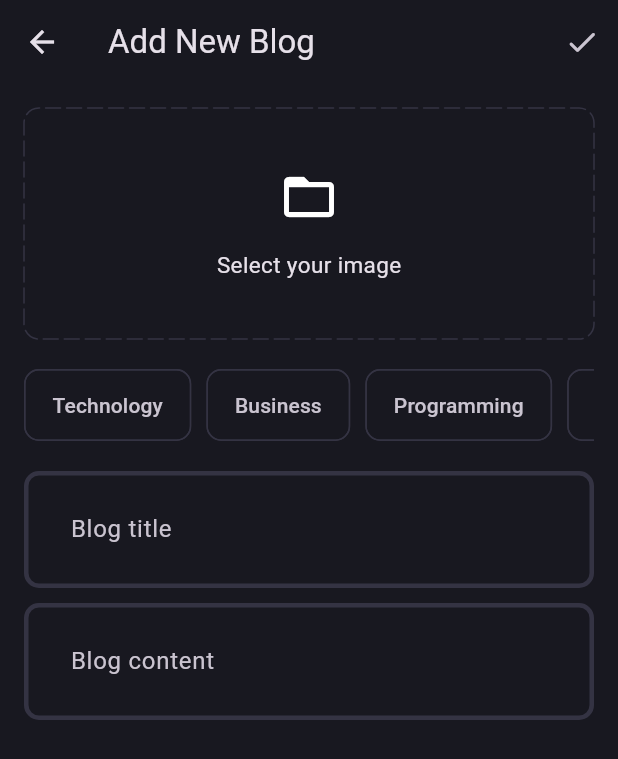
After one commit to hwebz/learn-flutter, a Flutter app: the BlogPage screen opened directly, after a tap on an icon or button, on a phone screen of 412 x 824 dp. The commit adds this screen. Shown: the top 759 px of the screen. Run offline on Flutter 3.47's test engine with Material 3 defaults, Android fonts, the phone set to English and light mode, and no system bars; drawn by our look-alikes of dotted_border; our stand-ins replace animated_bottom_navigation_bar, bloc, camera, cloud_firestore, firebase_auth, firebase_core and 19 more; missing offline and left inert: dart:ffi; accounts and stored records are empty.

Commit message:
Blog + Add New Blog page

```diff
--- a/blog_app/lib/core/theme/theme.dart
+++ b/blog_app/lib/core/theme/theme.dart
@@ -14,5 +14,9 @@ class AppTheme {
       inputDecorationTheme: InputDecorationTheme(
           enabledBorder: _border(),
           contentPadding: const EdgeInsets.all(27),
-          focusedBorder: _border(AppPallete.gradient2)));
+          focusedBorder: _border(AppPallete.gradient2)),
+      chipTheme: const ChipThemeData(
+        backgroundColor: AppPallete.backgroundColor,
+        side: BorderSide.none,
+      ));
 }
--- /dev/null
+++ b/blog_app/lib/features/blog/presentation/pages/add_new_blog_page.dart
@@ -0,0 +1,115 @@
+import 'package:blog_app/core/theme/app_pallete.dart';
+import 'package:blog_app/features/blog/presentation/widgets/blog_editor.dart';
+import 'package:dotted_border/dotted_border.dart';
+import 'package:flutter/foundation.dart';
+import 'package:flutter/material.dart';
+import 'package:flutter/widgets.dart';
+
+class AddNewBlogPage extends StatefulWidget {
+  static route() => MaterialPageRoute(
+        builder: (context) => const AddNewBlogPage(),
+      );
+  const AddNewBlogPage({super.key});
+
+  @override
+  State<AddNewBlogPage> createState() => _AddNewBlogPageState();
+}
+
+class _AddNewBlogPageState extends State<AddNewBlogPage> {
+  final titleController = TextEditingController();
+  final contentController = TextEditingController();
+  List<String> selectedTopics = [];
+
+  @override
+  void dispose() {
+    super.dispose();
+    titleController.dispose();
+    contentController.dispose();
+  }
+
+  @override
+  Widget build(BuildContext context) {
+    return Scaffold(
+      appBar: AppBar(
+        title: const Text('Add New Blog'),
+        actions: [
+          IconButton(
+            onPressed: () {},
+            icon: const Icon(Icons.done_rounded),
+          )
+        ],
+      ),
+      body: SingleChildScrollView(
+        child: Padding(
+          padding: const EdgeInsets.all(16),
+          child: Column(
+            children: [
+              DottedBorder(
+                  color: AppPallete.borderColor,
+                  dashPattern: const [10, 4],
+                  radius: const Radius.circular(10),
+                  borderType: BorderType.RRect,
+                  strokeCap: StrokeCap.round,
+                  child: Container(
+                    height: 150,
+                    width: double.infinity,
+                    child: const Column(
+                      mainAxisAlignment: MainAxisAlignment.center,
+                      children: [
+                        Icon(Icons.folder_open, size: 40),
+                        SizedBox(height: 15),
+                        Text('Select your image',
+                            style: TextStyle(fontSize: 15)),
+                      ],
+                    ),
+                  )),
+              const SizedBox(height: 20),
+              SingleChildScrollView(
+                scrollDirection: Axis.horizontal,
+                child: Row(
+                  children:
+                      ['Technology', 'Business', 'Programming', 'Entertainment']
+                          .map((e) => Padding(
+                                padding: const EdgeInsets.only(right: 10),
+                                child: GestureDetector(
+                                  onTap: () {
+                                    if (selectedTopics.contains(e)) {
+                                      selectedTopics.remove(e);
+                                    } else {
+                                      selectedTopics.add(e);
+                                    }
+                                    setState(() {});
+                                  },
+                                  child: Chip(
+                                    label: Text(e),
+                                    backgroundColor: selectedTopics.contains(e)
+                                        ? AppPallete.gradient1
+                                        : null,
+                                    side: BorderSide(
+                                        color: selectedTopics.contains(e)
+                                            ? AppPallete.gradient1
+                                            : AppPallete.borderColor),
+                                    labelPadding: const EdgeInsets.symmetric(
+                                        horizontal: 10, vertical: 5),
+                                    shape: const RoundedRectangleBorder(
+                                      borderRadius:
+                                          BorderRadius.all(Radius.circular(10)),
+                                    ),
+                                  ),
+                                ),
+                              ))
+                          .toList(),
+                ),
+              ),
+              const SizedBox(height: 20),
+              BlogEditor(controller: titleController, hintText: 'Blog title'),
+              const SizedBox(height: 10),
+              BlogEditor(
+                  controller: contentController, hintText: 'Blog content')
+            ],
+          ),
+        ),
+      ),
+    );
+  }
+}
--- /dev/null
+++ b/blog_app/lib/features/blog/presentation/pages/blog_page.dart
@@ -0,0 +1,27 @@
+import 'package:blog_app/features/blog/presentation/pages/add_new_blog_page.dart';
+import 'package:dotted_border/dotted_border.dart';
+import 'package:flutter/cupertino.dart';
+import 'package:flutter/foundation.dart';
+import 'package:flutter/material.dart';
+import 'package:flutter/widgets.dart';
+
+class BlogPage extends StatelessWidget {
+  const BlogPage({super.key});
+
+  @override
+  Widget build(BuildContext context) {
+    return Scaffold(
+        appBar: AppBar(
+      title: const Text('Blog App'),
+      actions: [
+        IconButton(
+            onPressed: () {
+              Navigator.push(context, AddNewBlogPage.route());
+            },
+            icon: const Icon(
+              CupertinoIcons.add_circled,
+            ))
+      ],
+    ));
+  }
+}
--- /dev/null
+++ b/blog_app/lib/features/blog/presentation/widgets/blog_editor.dart
@@ -0,0 +1,22 @@
+import 'package:flutter/cupertino.dart';
+import 'package:flutter/material.dart';
+
+class BlogEditor extends StatelessWidget {
+  const BlogEditor({
+    super.key,
+    required this.controller,
+    required this.hintText,
+  });
+
+  final TextEditingController controller;
+  final String hintText;
+
+  @override
+  Widget build(BuildContext context) {
+    return TextFormField(
+      controller: controller,
+      decoration: InputDecoration(hintText: hintText),
+      maxLines: null,
+    );
+  }
+}
--- a/blog_app/lib/main.dart
+++ b/blog_app/lib/main.dart
@@ -7,6 +7,7 @@ import 'package:blog_app/features/auth/domain/usecases/user_sign_up.dart';
 import 'package:blog_app/features/auth/presentation/bloc/bloc/auth_bloc.dart';
 import 'package:blog_app/features/auth/presentation/pages/login_page.dart';
 import 'package:blog_app/features/auth/presentation/pages/signup_page.dart';
+import 'package:blog_app/features/blog/presentation/pages/blog_page.dart';
 import 'package:blog_app/init_dependencies.dart';
 import 'package:flutter/material.dart';
 import 'package:flutter_bloc/flutter_bloc.dart';
@@ -61,11 +62,7 @@ class _MyAppState extends State<MyApp> {
         },
         builder: (context, isLoggedIn) {
           if (isLoggedIn) {
-            return const Scaffold(
-              body: Center(
-                child: Text('Logged In'),
-              ),
-            );
+            return const BlogPage();
           }
           return const LogInPage();
         },
--- a/blog_app/pubspec.yaml
+++ b/blog_app/pubspec.yaml
@@ -39,6 +39,7 @@ dependencies:
   supabase_flutter: ^2.3.4
   flutter_bloc: ^8.1.5
   get_it: ^7.6.7
+  dotted_border: ^2.1.0
 
 dev_dependencies:
   flutter_test:
```
Also changed, not shown: blog_app/pubspec.lock.
